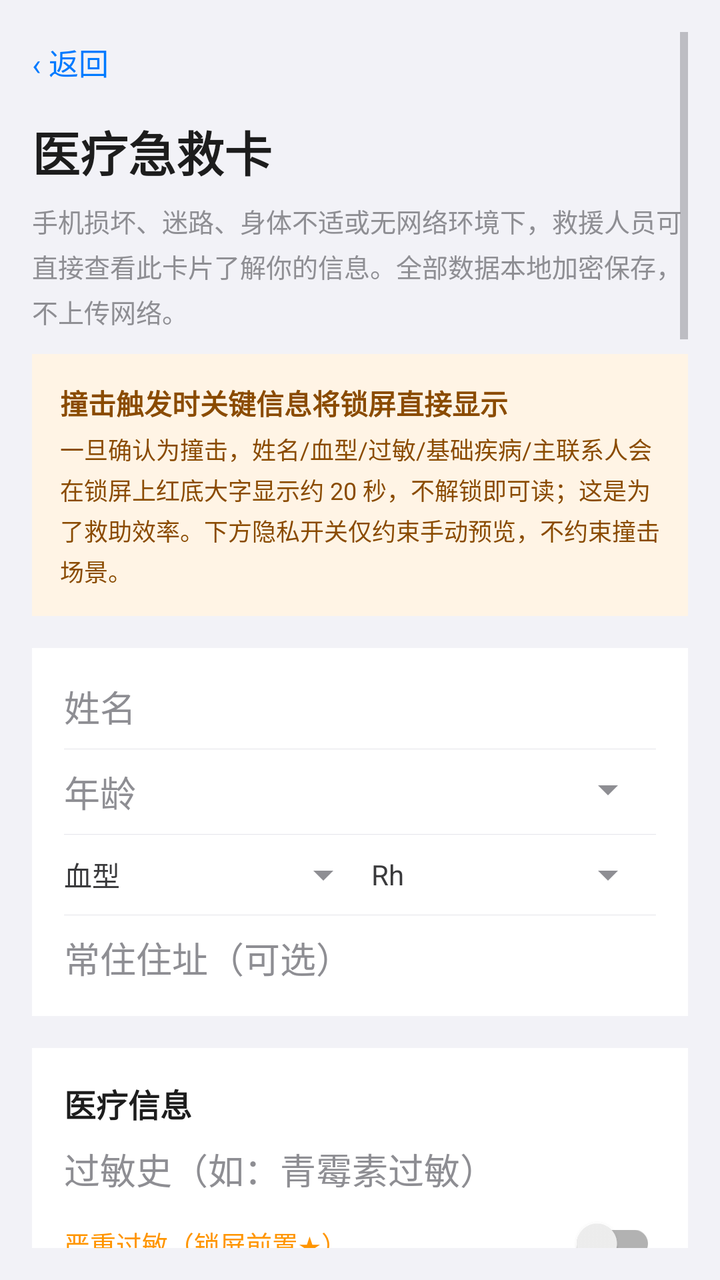
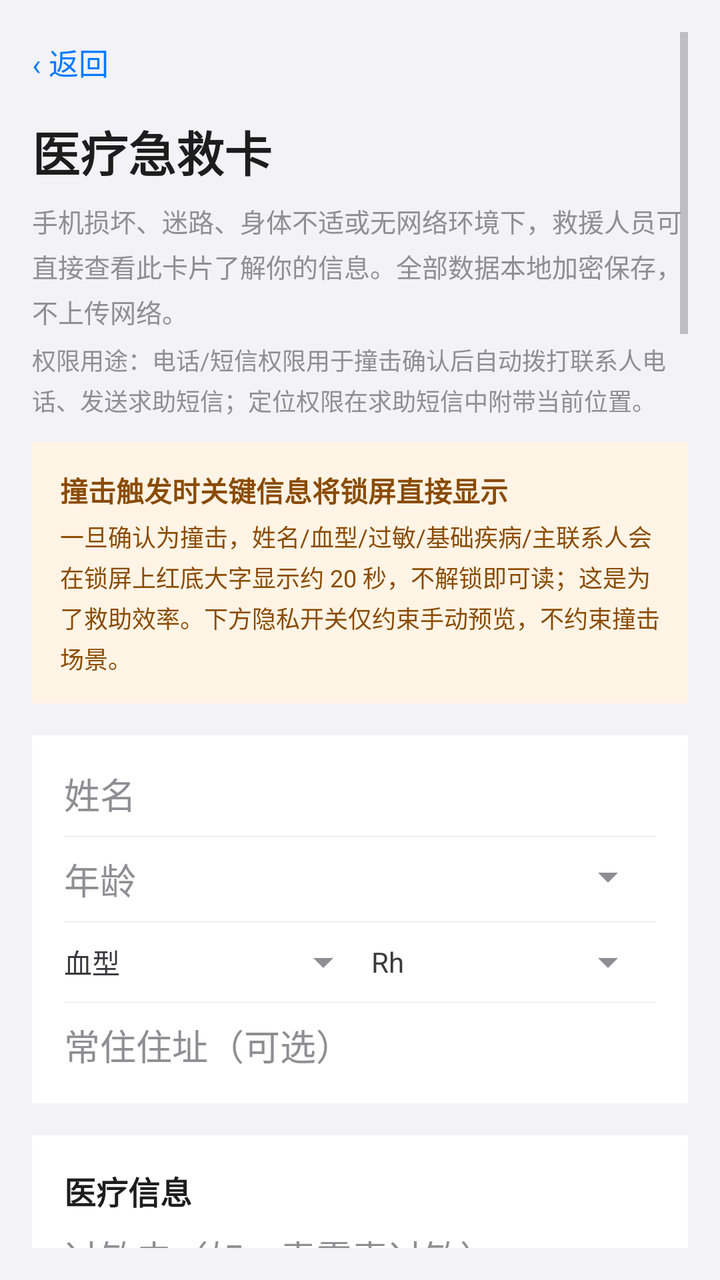

The first picture is an Android layout as it rendered before a commit; the second is the same layout after the commit. The layout source and the unified diff follow.
<!-- AndroidManifest.xml: application theme Theme.Safewalk -->
<!-- res/layout/activity_emergency.xml -->
<?xml version="1.0" encoding="utf-8"?>
<ScrollView xmlns:android="http://schemas.android.com/apk/res/android"
    android:layout_width="match_parent"
    android:layout_height="match_parent"
    android:background="@color/bg"
    android:fitsSystemWindows="true"
    android:padding="16dp"
    android:paddingTop="40dp">
    <LinearLayout
        android:layout_width="match_parent"
        android:layout_height="wrap_content"
        android:orientation="vertical"
        android:paddingBottom="40dp">

        <TextView
            android:id="@+id/btn_back"
            style="@style/BackLink"
            android:text="‹ 返回" />

        <TextView
            style="@style/PageTitle"
            android:layout_marginTop="12dp"
            android:text="医疗急救卡" />

        <TextView
            android:layout_width="match_parent"
            android:layout_height="wrap_content"
            android:layout_marginTop="8dp"
            android:lineSpacingExtra="4dp"
            android:text="手机损坏、迷路、身体不适或无网络环境下，救援人员可直接查看此卡片了解你的信息。全部数据本地加密保存，不上传网络。"
            android:textColor="@color/text_hint"
            android:textSize="13sp"/>

        
        <LinearLayout
            android:layout_width="match_parent"
            android:layout_height="wrap_content"
            android:layout_marginTop="12dp"
            android:background="#FFF4E5"
            android:orientation="vertical"
            android:padding="14dp">
            <TextView
                android:layout_width="match_parent"
                android:layout_height="wrap_content"
                android:text="撞击触发时关键信息将锁屏直接显示"
                android:textColor="#8A4B00"
                android:textSize="14sp"
                android:textStyle="bold" />
            <TextView
                android:layout_width="match_parent"
                android:layout_height="wrap_content"
                android:layout_marginTop="4dp"
                android:lineSpacingExtra="3dp"
                android:text="一旦确认为撞击，姓名/血型/过敏/基础疾病/主联系人会在锁屏上红底大字显示约 20 秒，不解锁即可读；这是为了救助效率。下方隐私开关仅约束手动预览，不约束撞击场景。"
                android:textColor="#8A4B00"
                android:textSize="12sp" />
        </LinearLayout>

        
        <LinearLayout
            android:layout_width="match_parent"
            android:layout_height="wrap_content"
            android:layout_marginTop="16dp"
            android:background="@color/card_bg"
            android:orientation="vertical"
            android:padding="16dp">

            <EditText
                android:id="@+id/et_name"
                android:layout_width="match_parent"
                android:layout_height="wrap_content"
                android:hint="姓名"
                android:inputType="textPersonName"
                android:background="@null"/>
            <View android:layout_width="match_parent" android:layout_height="1px" android:background="@color/divider" android:layout_marginVertical="8dp"/>

            <LinearLayout
                android:layout_width="match_parent"
                android:layout_height="wrap_content"
                android:orientation="horizontal">
                <EditText
                    android:id="@+id/et_age"
                    android:layout_width="0dp"
                    android:layout_height="wrap_content"
                    android:layout_weight="1"
                    android:hint="年龄"
                    android:inputType="number"
                    android:background="@null"/>
                <Spinner
                    android:id="@+id/sp_gender"
                    android:layout_width="0dp"
                    android:layout_height="wrap_content"
                    android:layout_weight="1"
                    android:spinnerMode="dialog" />
            </LinearLayout>
            <View android:layout_width="match_parent" android:layout_height="1px" android:background="@color/divider" android:layout_marginVertical="8dp"/>

            <LinearLayout
                android:layout_width="match_parent"
                android:layout_height="wrap_content"
                android:orientation="horizontal">
                <TextView
                    android:layout_width="wrap_content"
                    android:layout_height="wrap_content"
                    android:layout_gravity="center_vertical"
                    android:text="血型"
                    android:textColor="@color/text_body"
                    android:textSize="14sp" />
                <Spinner
                    android:id="@+id/sp_blood"
                    android:layout_width="0dp"
                    android:layout_height="wrap_content"
                    android:layout_weight="1"
                    android:spinnerMode="dialog" />
                <TextView
                    android:layout_width="wrap_content"
                    android:layout_height="wrap_content"
                    android:layout_gravity="center_vertical"
                    android:text="Rh"
                    android:textColor="@color/text_body"
                    android:textSize="14sp" />
                <Spinner
                    android:id="@+id/sp_rh"
                    android:layout_width="0dp"
                    android:layout_height="wrap_content"
                    android:layout_weight="1"
                    android:spinnerMode="dialog" />
            </LinearLayout>
            <View android:layout_width="match_parent" android:layout_height="1px" android:background="@color/divider" android:layout_marginVertical="8dp"/>

            <EditText
                android:id="@+id/et_address"
                android:layout_width="match_parent"
                android:layout_height="wrap_content"
                android:hint="常住住址（可选）"
                android:inputType="textPostalAddress"
                android:background="@null"/>
        </LinearLayout>

        
        <LinearLayout
            android:layout_width="match_parent"
            android:layout_height="wrap_content"
            android:layout_marginTop="16dp"
            android:background="@color/card_bg"
            android:orientation="vertical"
            android:padding="16dp">

            <TextView
                android:layout_width="wrap_content"
                android:layout_height="wrap_content"
                android:text="医疗信息"
                android:textColor="@color/text_primary"
                android:textSize="16sp"
                android:textStyle="bold"/>

            <EditText
                android:id="@+id/et_allergy"
                android:layout_width="match_parent"
                android:layout_height="wrap_content"
                android:layout_marginTop="8dp"
                android:hint="过敏史（如：青霉素过敏）"
                android:inputType="textMultiLine"
                android:maxLines="3"
                android:background="@null"/>
            <androidx.appcompat.widget.SwitchCompat
                android:id="@+id/sw_allergy_severe"
                android:layout_width="match_parent"
                android:layout_height="wrap_content"
                android:text="严重过敏（锁屏前置★）"
                android:textColor="@color/accent_warn"
                android:textSize="13sp" />
            <View android:layout_width="match_parent" android:layout_height="1px" android:background="@color/divider" android:layout_marginVertical="8dp"/>

            <EditText
                android:id="@+id/et_condition"
                android:layout_width="match_parent"
                android:layout_height="wrap_content"
                android:hint="基础疾病（如：心脏病、糖尿病）"
                android:inputType="textMultiLine"
                android:maxLines="3"
                android:background="@null"/>
            <View android:layout_width="match_parent" android:layout_height="1px" android:background="@color/divider" android:layout_marginVertical="8dp"/>

            <EditText
                android:id="@+id/et_medications"
                android:layout_width="match_parent"
                android:layout_height="wrap_content"
                android:hint="当前用药"
                android:inputType="textMultiLine"
                android:maxLines="3"
                android:background="@null"/>
            <View android:layout_width="match_parent" android:layout_height="1px" android:background="@color/divider" android:layout_marginVertical="8dp"/>

            <EditText
                android:id="@+id/et_insurance"
                android:layout_width="match_parent"
                android:layout_height="wrap_content"
                android:hint="医保号（可选，高敏感，不进锁屏）"
                android:inputType="text"
                android:background="@null"/>
            <androidx.appcompat.widget.SwitchCompat
                android:id="@+id/sw_organ_donation"
                android:layout_width="match_parent"
                android:layout_height="wrap_content"
                android:layout_marginTop="4dp"
                android:text="器官捐献意愿"
                android:textColor="@color/text_body"
                android:textSize="13sp" />
        </LinearLayout>

        
        <LinearLayout
            android:layout_width="match_parent"
            android:layout_height="wrap_content"
            android:layout_marginTop="16dp"
            android:background="@color/card_bg"
            android:orientation="vertical"
            android:padding="16dp">

            <TextView
                android:layout_width="wrap_content"
                android:layout_height="wrap_content"
                android:text="紧急联系人（建议填 3 位）"
                android:textColor="@color/text_primary"
                android:textSize="16sp"
                android:textStyle="bold"/>

            <LinearLayout android:layout_width="match_parent" android:layout_height="wrap_content" android:orientation="horizontal">
                <EditText android:id="@+id/et_contact1_name" android:layout_width="0dp" android:layout_height="wrap_content" android:layout_weight="2" android:hint="① 姓名" android:inputType="textPersonName" android:background="@null"/>
                <EditText android:id="@+id/et_contact1_relation" android:layout_width="0dp" android:layout_height="wrap_content" android:layout_weight="1" android:hint="关系" android:inputType="text" android:background="@null"/>
            </LinearLayout>
            <EditText android:id="@+id/et_contact1_phone" android:layout_width="match_parent" android:layout_height="wrap_content" android:hint="① 电话" android:inputType="phone" android:background="@null"/>
            <View android:layout_width="match_parent" android:layout_height="1px" android:background="@color/divider" android:layout_marginVertical="8dp"/>

            <LinearLayout android:layout_width="match_parent" android:layout_height="wrap_content" android:orientation="horizontal">
                <EditText android:id="@+id/et_contact2_name" android:layout_width="0dp" android:layout_height="wrap_content" android:layout_weight="2" android:hint="② 姓名" android:inputType="textPersonName" android:background="@null"/>
                <EditText android:id="@+id/et_contact2_relation" android:layout_width="0dp" android:layout_height="wrap_content" android:layout_weight="1" android:hint="关系" android:inputType="text" android:background="@null"/>
            </LinearLayout>
            <EditText android:id="@+id/et_contact2_phone" android:layout_width="match_parent" android:layout_height="wrap_content" android:hint="② 电话" android:inputType="phone" android:background="@null"/>
            <View android:layout_width="match_parent" android:layout_height="1px" android:background="@color/divider" android:layout_marginVertical="8dp"/>

            <LinearLayout android:layout_width="match_parent" android:layout_height="wrap_content" android:orientation="horizontal">
                <EditText android:id="@+id/et_contact3_name" android:layout_width="0dp" android:layout_height="wrap_content" android:layout_weight="2" android:hint="③ 姓名" android:inputType="textPersonName" android:background="@null"/>
                <EditText android:id="@+id/et_contact3_relation" android:layout_width="0dp" android:layout_height="wrap_content" android:layout_weight="1" android:hint="关系" android:inputType="text" android:background="@null"/>
            </LinearLayout>
            <EditText android:id="@+id/et_contact3_phone" android:layout_width="match_parent" android:layout_height="wrap_content" android:hint="③ 电话" android:inputType="phone" android:background="@null"/>
        </LinearLayout>

        
        <LinearLayout
            android:layout_width="match_parent"
            android:layout_height="wrap_content"
            android:layout_marginTop="16dp"
            android:background="@color/card_bg"
            android:orientation="vertical"
            android:padding="16dp">

            <TextView
                android:layout_width="wrap_content"
                android:layout_height="wrap_content"
                android:text="隐私与分享"
                android:textColor="@color/text_primary"
                android:textSize="16sp"
                android:textStyle="bold"/>

            <androidx.appcompat.widget.SwitchCompat
                android:id="@+id/sw_show_blood_lock"
                android:layout_width="match_parent"
                android:layout_height="wrap_content"
                android:layout_marginTop="6dp"
                android:text="手动预览时显示血型（撞击时不受此开关约束）"
                android:textColor="@color/text_body"
                android:textSize="13sp" />
            <androidx.appcompat.widget.SwitchCompat
                android:id="@+id/sw_show_address_lock"
                android:layout_width="match_parent"
                android:layout_height="wrap_content"
                android:text="手动预览时显示住址（撞击时不受此开关约束）"
                android:textColor="@color/text_body"
                android:textSize="13sp" />
            <androidx.appcompat.widget.SwitchCompat
                android:id="@+id/sw_allow_sms_location"
                android:layout_width="match_parent"
                android:layout_height="wrap_content"
                android:text="求助短信附带当前位置"
                android:textColor="@color/text_body"
                android:textSize="13sp" />
            <androidx.appcompat.widget.SwitchCompat
                android:id="@+id/sw_allow_qr"
                android:layout_width="match_parent"
                android:layout_height="wrap_content"
                android:text="允许生成医疗 QR（明文，扫码可读全部信息）"
                android:textColor="@color/accent_warn"
                android:textSize="13sp" />

            <Button
                android:id="@+id/btn_gen_qr"
                android:layout_width="match_parent"
                android:layout_height="wrap_content"
                android:layout_marginTop="10dp"
                android:backgroundTint="@color/seal_red"
                android:text="生成医疗 QR"
                android:textColor="@color/on_accent"/>

            <ImageView
                android:id="@+id/iv_qr"
                android:layout_width="220dp"
                android:layout_height="220dp"
                android:layout_gravity="center_horizontal"
                android:layout_marginTop="12dp"
                android:adjustViewBounds="true"
                android:contentDescription="医疗急救卡二维码"
                android:visibility="gone" />

            <TextView
                android:id="@+id/tv_vault_status"
                android:layout_width="match_parent"
                android:layout_height="wrap_content"
                android:layout_marginTop="8dp"
                android:textColor="@color/text_hint"
                android:textSize="12sp" />
        </LinearLayout>

        <Button
            android:id="@+id/btn_save_emergency"
            android:layout_width="match_parent"
            android:layout_height="wrap_content"
            android:layout_marginTop="16dp"
            android:backgroundTint="@color/primary"
            android:text="保存急救卡（本地加密）"
            android:textColor="@color/on_accent"/>

        
        <LinearLayout
            android:layout_width="match_parent"
            android:layout_height="wrap_content"
            android:layout_marginTop="12dp"
            android:background="@color/card_bg"
            android:orientation="vertical"
            android:padding="16dp">

            <TextView
                android:layout_width="wrap_content"
                android:layout_height="wrap_content"
                android:text="复制到系统紧急信息"
                android:textColor="@color/text_primary"
                android:textSize="15sp"
                android:textStyle="bold"/>

            <TextView
                android:layout_width="match_parent"
                android:layout_height="wrap_content"
                android:layout_marginTop="6dp"
                android:lineSpacingExtra="4dp"
                android:text="手机没电、损坏或 SystemUI 未加载时，App 里的卡片打不开。建议把下面这段信息复制一份，填进系统「紧急信息 / 医疗急救信息」，作为关机/没电场景的兜底。"
                android:textColor="@color/text_hint"
                android:textSize="13sp"/>

            <Button
                android:id="@+id/btn_copy_emergency"
                android:layout_width="match_parent"
                android:layout_height="wrap_content"
                android:layout_marginTop="12dp"
                android:backgroundTint="@color/card_bg"
                android:text="复制急救信息"
                android:textColor="@color/primary"/>
        </LinearLayout>

        
        <LinearLayout
            android:layout_width="match_parent"
            android:layout_height="wrap_content"
            android:layout_marginTop="12dp"
            android:background="@color/card_bg"
            android:orientation="vertical"
            android:padding="16dp">

            <TextView
                android:layout_width="wrap_content"
                android:layout_height="wrap_content"
                android:text="备份与恢复"
                android:textColor="@color/text_primary"
                android:textSize="15sp"
                android:textStyle="bold"/>

            <TextView
                android:layout_width="match_parent"
                android:layout_height="wrap_content"
                android:layout_marginTop="6dp"
                android:lineSpacingExtra="4dp"
                android:text="急救卡加密保存在本机，卸载 App 会一并删除。换安装包（例如重装新版）前，先导出一份 JSON 文件；装好后用「导入急救卡」恢复。导出文件是明文，包含血型、过敏、住址等信息，请妥善保管。"
                android:textColor="@color/text_hint"
                android:textSize="13sp"/>

            <Button
                android:id="@+id/btn_export_emergency"
                android:layout_width="match_parent"
                android:layout_height="wrap_content"
                android:layout_marginTop="12dp"
                android:backgroundTint="@color/card_bg"
                android:text="导出急救卡"
                android:textColor="@color/primary"/>

            <Button
                android:id="@+id/btn_import_emergency"
                android:layout_width="match_parent"
                android:layout_height="wrap_content"
                android:layout_marginTop="8dp"
                android:backgroundTint="@color/card_bg"
                android:text="导入急救卡"
                android:textColor="@color/primary"/>
        </LinearLayout>

        
        <LinearLayout
            android:layout_width="match_parent"
            android:layout_height="wrap_content"
            android:layout_marginTop="24dp"
            android:background="@color/card_bg"
            android:orientation="vertical"
            android:padding="16dp">

            <LinearLayout
                android:layout_width="match_parent"
                android:layout_height="wrap_content"
                android:gravity="center_vertical"
                android:orientation="horizontal">

                <LinearLayout
                    android:layout_width="0dp"
                    android:layout_height="wrap_content"
                    android:layout_weight="1"
                    android:orientation="vertical">
                    <TextView
                        android:layout_width="wrap_content"
                        android:layout_height="wrap_content"
                        android:text="车祸预警"
                        android:textColor="@color/text_primary"
                        android:textSize="16sp"
                        android:textStyle="bold"/>
                    <TextView
                        android:layout_width="match_parent"
                        android:layout_height="wrap_content"
                        android:layout_marginTop="2dp"
                        android:lineSpacingExtra="2dp"
                        android:text="持续监测撞击，检测到后锁屏强提醒，60秒未响应自动求助"
                        android:textColor="@color/text_hint"
                        android:textSize="12sp"/>
                </LinearLayout>

                <androidx.appcompat.widget.SwitchCompat
                    android:id="@+id/sw_crash_detection"
                    android:layout_width="wrap_content"
                    android:layout_height="wrap_content"/>
            </LinearLayout>

            <TextView
                android:layout_width="wrap_content"
                android:layout_height="wrap_content"
                android:layout_marginTop="16dp"
                android:text="撞击灵敏度"
                android:textColor="@color/text_primary"
                android:textSize="14sp"/>

            <LinearLayout
                android:layout_width="match_parent"
                android:layout_height="wrap_content"
                android:layout_marginTop="8dp"
                android:orientation="horizontal">

                <TextView android:id="@+id/chip_crash_low" android:layout_width="wrap_content" android:layout_height="wrap_content" android:paddingHorizontal="14dp" android:paddingVertical="6dp" android:text="低"/>
                <TextView android:id="@+id/chip_crash_mid" android:layout_width="wrap_content" android:layout_height="wrap_content" android:layout_marginLeft="8dp" android:paddingHorizontal="14dp" android:paddingVertical="6dp" android:text="中"/>
                <TextView android:id="@+id/chip_crash_high" android:layout_width="wrap_content" android:layout_height="wrap_content" android:layout_marginLeft="8dp" android:paddingHorizontal="14dp" android:paddingVertical="6dp" android:text="高"/>
            </LinearLayout>

            <TextView
                android:id="@+id/tv_perm_status"
                android:layout_width="match_parent"
                android:layout_height="wrap_content"
                android:layout_marginTop="12dp"
                android:textColor="@color/text_hint"
                android:textSize="12sp"/>

            <TextView
                android:id="@+id/tv_crash_hint"
                android:layout_width="match_parent"
                android:layout_height="wrap_content"
                android:layout_marginTop="12dp"
                android:lineSpacingExtra="2dp"
                android:textColor="@color/text_hint"
                android:textSize="12sp"/>
        </LinearLayout>

        
        <LinearLayout
            android:layout_width="match_parent"
            android:layout_height="wrap_content"
            android:layout_marginTop="24dp"
            android:background="@color/card_bg"
            android:orientation="vertical"
            android:padding="16dp">

            <TextView
                android:layout_width="wrap_content"
                android:layout_height="wrap_content"
                android:text="系统紧急呼救"
                android:textColor="@color/text_primary"
                android:textSize="16sp"
                android:textStyle="bold"/>

            <TextView
                android:layout_width="match_parent"
                android:layout_height="wrap_content"
                android:layout_marginTop="6dp"
                android:lineSpacingExtra="4dp"
                android:text="连按电源键5次可自动拨打紧急电话并发送求助短信，建议开启。\n\n开启后即使手机锁屏、无SIM卡也能触发。"
                android:textColor="@color/text_hint"
                android:textSize="13sp"/>

            <Button
                android:id="@+id/btn_goto_sos"
                android:layout_width="match_parent"
                android:layout_height="wrap_content"
                android:layout_marginTop="12dp"
                android:backgroundTint="@color/seal_red"
                android:text="前往系统紧急呼救设置"
                android:textColor="@color/on_accent"/>
        </LinearLayout>

    </LinearLayout>
</ScrollView>
<!-- resources referenced by this layout -->
<resources>
  <color name="accent_warn">#FF9500</color>
  <color name="bg">#F2F2F7</color>
  <color name="card_bg">#FFFFFF</color>
  <color name="divider">#E5E5EA</color>
  <color name="on_accent">#FFFFFF</color>
  <color name="primary">#007AFF</color>
  <color name="seal_red">#C8392E</color>
  <color name="text_body">#3A3A3C</color>
  <color name="text_hint">#8E8E93</color>
  <color name="text_primary">#1D1D1D</color>
  <style name="BackLink">
          <item name="android:layout_width">wrap_content</item>
          <item name="android:layout_height">wrap_content</item>
          <item name="android:background">?android:attr/selectableItemBackground</item>
          <item name="android:paddingTop">4dp</item>
          <item name="android:paddingBottom">4dp</item>
          <item name="android:paddingRight">12dp</item>
          <item name="android:textColor">@color/primary</item>
          <item name="android:textSize">15sp</item>
      </style>
  <style name="PageTitle">
          <item name="android:layout_width">wrap_content</item>
          <item name="android:layout_height">wrap_content</item>
          <item name="android:textColor">@color/text_primary</item>
          <item name="android:textSize">24sp</item>
          <item name="android:textStyle">bold</item>
      </style>
  <style name="Theme.Safewalk" parent="Theme.MaterialComponents.DayNight.NoActionBar">
          <item name="android:windowBackground">@color/bg</item>
          <item name="android:statusBarColor">@android:color/transparent</item>
          
          <item name="android:windowLightStatusBar">@bool/light_statusbar</item>
          <item name="android:navigationBarColor">@color/bg</item>
          <item name="android:windowLightNavigationBar">@bool/light_statusbar</item>
  
          
          <item name="android:forceDarkAllowed">false</item>
  
          
          <item name="colorPrimary">@color/primary</item>
          <item name="colorAccent">@color/primary</item>
          <item name="colorControlActivated">@color/primary</item>
          <item name="colorControlNormal">@color/text_hint</item>
  
          <item name="android:colorBackground">@color/bg</item>
          <item name="android:textColorPrimary">@color/text_primary</item>
          <item name="android:textColorSecondary">@color/text_hint</item>
          <item name="android:textColorHint">@color/text_hint</item>
      </style>
</resources>

<!-- the commit's change to res/layout/activity_emergency.xml (unified diff, before → after) -->
@@ -30,6 +30,16 @@
             android:text="手机损坏、迷路、身体不适或无网络环境下，救援人员可直接查看此卡片了解你的信息。全部数据本地加密保存，不上传网络。"
             android:textColor="@color/text_hint"
             android:textSize="13sp"/>
+
+        <TextView
+            android:id="@+id/tv_perm_purpose"
+            android:layout_width="match_parent"
+            android:layout_height="wrap_content"
+            android:layout_marginTop="6dp"
+            android:lineSpacingExtra="3dp"
+            android:text="权限用途：电话/短信权限用于撞击确认后自动拨打联系人电话、发送求助短信；定位权限在求助短信中附带当前位置。"
+            android:textColor="@color/text_hint"
+            android:textSize="12sp"/>
 
         
         <LinearLayout
